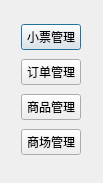
Above: dialog.ui from cryring/myorder before the change. Below: the same form after it.
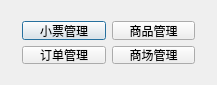
That is the form after the change.

Patch:
```diff
--- a/dialog.ui
+++ b/dialog.ui
@@ -6,45 +6,45 @@
    <rect>
     <x>0</x>
     <y>0</y>
-    <width>103</width>
-    <height>183</height>
+    <width>217</width>
+    <height>85</height>
    </rect>
   </property>
   <property name="windowTitle">
    <string/>
   </property>
-  <widget class="QWidget" name="layoutWidget">
+  <widget class="QWidget" name="">
    <property name="geometry">
     <rect>
-     <x>10</x>
+     <x>11</x>
      <y>10</y>
-     <width>82</width>
-     <height>161</height>
+     <width>195</width>
+     <height>65</height>
     </rect>
    </property>
-   <layout class="QVBoxLayout" name="verticalLayout">
-    <item>
+   <layout class="QGridLayout" name="gridLayout">
+    <item row="0" column="0">
      <widget class="QPushButton" name="invoiceManageButton">
       <property name="text">
        <string>小票管理</string>
       </property>
      </widget>
     </item>
-    <item>
-     <widget class="QPushButton" name="orderManageButton">
-      <property name="text">
-       <string>订单管理</string>
-      </property>
-     </widget>
-    </item>
-    <item>
+    <item row="0" column="1">
      <widget class="QPushButton" name="goodsNameManageButton">
       <property name="text">
        <string>商品管理</string>
       </property>
      </widget>
     </item>
-    <item>
+    <item row="1" column="0">
+     <widget class="QPushButton" name="orderManageButton">
+      <property name="text">
+       <string>订单管理</string>
+      </property>
+     </widget>
+    </item>
+    <item row="1" column="1">
      <widget class="QPushButton" name="shopManageButton">
       <property name="text">
        <string>商场管理</string>
```
Left out of the diff: 2 changed lines with no effect on the pictures.
